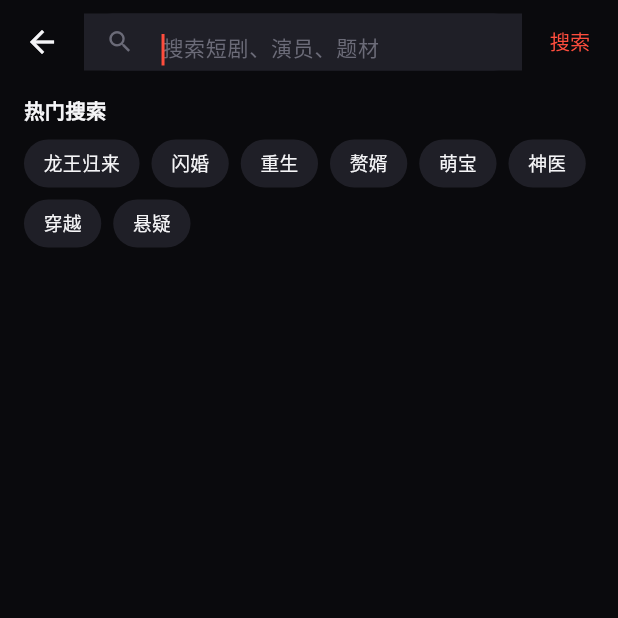
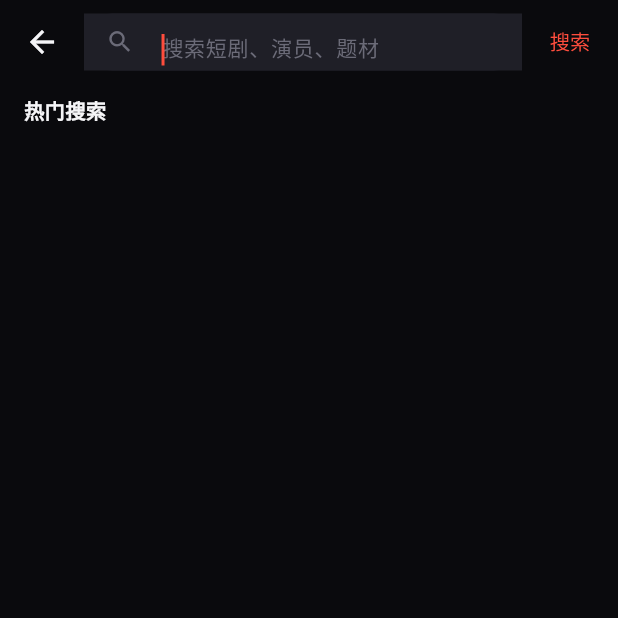
Before and after one commit to sjzcook/hongguo, a Flutter app: the SearchPage screen opened directly, on a phone screen of 412 x 824 dp, the top half of it. Run offline on Flutter 3.47's test engine with Material 3 defaults, Android fonts, the phone set to English and light mode, and no system bars; our stand-ins replace cached_network_image, shared_preferences, video_player; accounts and stored records are empty.

Commit message:
Remove seeded demo search suggestions

```diff
--- a/lib/features/search/search_page.dart
+++ b/lib/features/search/search_page.dart
@@ -26,16 +26,7 @@ class _SearchPageState extends State<SearchPage> {
   bool _loading = false;
   bool _searched = false;
 
-  static const _hotWords = [
-    '龙王归来',
-    '闪婚',
-    '重生',
-    '赘婿',
-    '萌宝',
-    '神医',
-    '穿越',
-    '悬疑',
-  ];
+  static const List<String> _hotWords = [];
 
   @override
   void dispose() {
```
